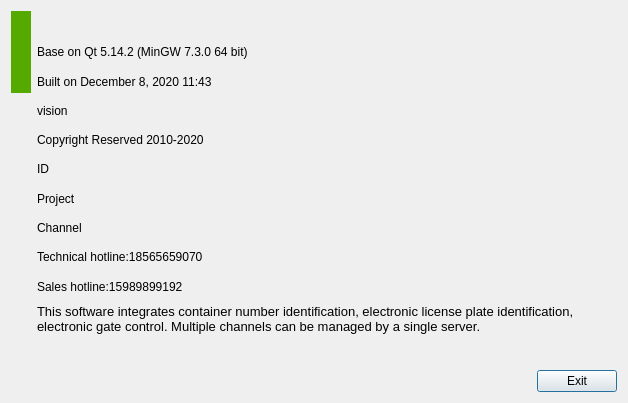
519984307/Container_Multiple_Channels_20200522, file Main/About/aboutdialog.ui: the form before one commit.
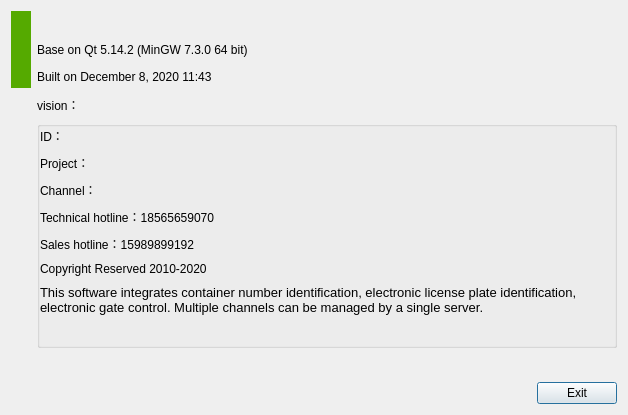
The form after the commit. Icons and pictures are not drawn.

What changed in the file:
```diff
--- a/Main/About/aboutdialog.ui
+++ b/Main/About/aboutdialog.ui
@@ -7,7 +7,7 @@
     <x>0</x>
     <y>0</y>
     <width>628</width>
-    <height>403</height>
+    <height>415</height>
    </rect>
   </property>
   <property name="windowTitle">
@@ -17,7 +17,176 @@
    <iconset resource="../ico.qrc">
     <normaloff>:/UI_ICO/ICO/ICO.ico</normaloff>:/UI_ICO/ICO/ICO.ico</iconset>
   </property>
-  <layout class="QGridLayout" name="gridLayout">
+  <layout class="QGridLayout" name="gridLayout_2">
+   <item row="4" column="2" colspan="2">
+    <widget class="QGroupBox" name="msg_groupBox">
+     <property name="title">
+      <string/>
+     </property>
+     <layout class="QGridLayout" name="gridLayout">
+      <property name="leftMargin">
+       <number>0</number>
+      </property>
+      <property name="topMargin">
+       <number>0</number>
+      </property>
+      <property name="rightMargin">
+       <number>0</number>
+      </property>
+      <property name="bottomMargin">
+       <number>0</number>
+      </property>
+      <property name="horizontalSpacing">
+       <number>0</number>
+      </property>
+      <property name="verticalSpacing">
+       <number>9</number>
+      </property>
+      <item row="2" column="0">
+       <layout class="QHBoxLayout" name="horizontalLayout_3" stretch="0,1">
+        <property name="spacing">
+         <number>10</number>
+        </property>
+        <item>
+         <widget class="QLabel" name="label_8">
+          <property name="text">
+           <string>ID：</string>
+          </property>
+         </widget>
+        </item>
+        <item>
+         <widget class="QLabel" name="ID_label">
+          <property name="text">
+           <string/>
+          </property>
+         </widget>
+        </item>
+       </layout>
+      </item>
+      <item row="3" column="0">
+       <layout class="QHBoxLayout" name="horizontalLayout_4" stretch="0,1">
+        <item>
+         <widget class="QLabel" name="label_9">
+          <property name="text">
+           <string>Project：</string>
+          </property>
+         </widget>
+        </item>
+        <item>
+         <widget class="QLabel" name="Project_label">
+          <property name="text">
+           <string/>
+          </property>
+         </widget>
+        </item>
+       </layout>
+      </item>
+      <item row="5" column="0">
+       <widget class="QLabel" name="label_4">
+        <property name="text">
+         <string>Technical hotline：18565659070</string>
+        </property>
+       </widget>
+      </item>
+      <item row="6" column="0">
+       <widget class="QLabel" name="label_7">
+        <property name="text">
+         <string>Sales hotline：15989899192</string>
+        </property>
+       </widget>
+      </item>
+      <item row="4" column="0">
+       <layout class="QHBoxLayout" name="horizontalLayout_5" stretch="0,1">
+        <item>
+         <widget class="QLabel" name="label_10">
+          <property name="text">
+           <string>Channel：</string>
+          </property>
+         </widget>
+        </item>
+        <item>
+         <widget class="QLabel" name="Channel_label">
+          <property name="text">
+           <string/>
+          </property>
+         </widget>
+        </item>
+       </layout>
+      </item>
+      <item row="8" column="0">
+       <widget class="QLabel" name="label_6">
+        <property name="font">
+         <font>
+          <pointsize>10</pointsize>
+         </font>
+        </property>
+        <property name="text">
+         <string>This software integrates container number identification, electronic license plate identification, electronic gate control. Multiple channels can be managed by a single server.
+
+</string>
+        </property>
+        <property name="alignment">
+         <set>Qt::AlignLeading|Qt::AlignLeft|Qt::AlignTop</set>
+        </property>
+        <property name="wordWrap">
+         <bool>true</bool>
+        </property>
+       </widget>
+      </item>
+      <item row="7" column="0">
+       <layout class="QHBoxLayout" name="horizontalLayout_2" stretch="0,1">
+        <item>
+         <widget class="QLabel" name="label_5">
+          <property name="text">
+           <string>Copyright Reserved 2010-2020 </string>
+          </property>
+         </widget>
+        </item>
+        <item>
+         <widget class="QLabel" name="copyrightLabel">
+          <property name="text">
+           <string/>
+          </property>
+         </widget>
+        </item>
+       </layout>
+      </item>
+     </layout>
+    </widget>
+   </item>
+   <item row="4" column="0" rowspan="3">
+    <spacer name="verticalSpacer">
+     <property name="orientation">
+      <enum>Qt::Vertical</enum>
+     </property>
+     <property name="sizeHint" stdset="0">
+      <size>
+       <width>20</width>
+       <height>271</height>
+      </size>
+     </property>
+    </spacer>
+   </item>
+   <item row="6" column="2">
+    <spacer name="horizontalSpacer">
+     <property name="orientation">
+      <enum>Qt::Horizontal</enum>
+     </property>
+     <property name="sizeHint" stdset="0">
+      <size>
+       <width>396</width>
+       <height>20</height>
+      </size>
+     </property>
+    </spacer>
+   </item>
+   <item row="1" column="2">
+    <widget class="QLabel" name="label_11">
+     <property name="text">
+      <string>Base on Qt 5.14.2 (MinGW 7.3.0 64 bit)</string>
+     </property>
+    </widget>
+   </item>
    <item row="0" column="0" rowspan="3">
     <widget class="QLabel" name="label">
      <property name="maximumSize">
@@ -46,7 +215,7 @@
      </property>
     </widget>
    </item>
-   <item row="0" column="1">
+   <item row="0" column="2">
     <widget class="QLabel" name="appLabel">
      <property name="font">
       <font>
@@ -60,39 +229,26 @@
      </property>
     </widget>
    </item>
-   <item row="1" column="1">
-    <widget class="QLabel" name="label_11">
-     <property name="text">
-      <string>Base on Qt 5.14.2 (MinGW 7.3.0 64 bit)</string>
-     </property>
-    </widget>
-   </item>
-   <item row="2" column="1">
+   <item row="2" column="2">
     <widget class="QLabel" name="label_2">
      <property name="text">
       <string>Built on December 8, 2020 11:43</string>
      </property>
     </widget>
    </item>
-   <item row="3" column="0" rowspan="9">
-    <spacer name="verticalSpacer">
-     <property name="orientation">
-      <enum>Qt::Vertical</enum>
+   <item row="6" column="3">
+    <widget class="QPushButton" name="pushButton">
+     <property name="text">
+      <string>Exit</string>
      </property>
-     <property name="sizeHint" stdset="0">
-      <size>
-       <width>20</width>
-       <height>271</height>
-      </size>
-     </property>
-    </spacer>
+    </widget>
    </item>
-   <item row="3" column="1">
+   <item row="3" column="2">
     <layout class="QHBoxLayout" name="horizontalLayout" stretch="0,1">
      <item>
       <widget class="QLabel" name="label_3">
        <property name="text">
-        <string>vision</string>
+        <string>vision：</string>
        </property>
       </widget>
      </item>
@@ -105,132 +261,6 @@
      </item>
     </layout>
    </item>
-   <item row="4" column="1">
-    <layout class="QHBoxLayout" name="horizontalLayout_2" stretch="0,1">
-     <item>
-      <widget class="QLabel" name="label_5">
-       <property name="text">
-        <string>Copyright Reserved 2010-2020 </string>
-       </property>
-      </widget>
-     </item>
-     <item>
-      <widget class="QLabel" name="copyrightLabel">
-       <property name="text">
-        <string/>
-       </property>
-      </widget>
-     </item>
-    </layout>
-   </item>
-   <item row="5" column="1">
-    <layout class="QHBoxLayout" name="horizontalLayout_3" stretch="0,1">
-     <item>
-      <widget class="QLabel" name="label_8">
-       <property name="text">
-        <string>ID</string>
-       </property>
-      </widget>
-     </item>
-     <item>
-      <widget class="QLabel" name="ID_label">
-       <property name="text">
-        <string/>
-       </property>
-      </widget>
-     </item>
-    </layout>
-   </item>
-   <item row="6" column="1">
-    <layout class="QHBoxLayout" name="horizontalLayout_4" stretch="0,1">
-     <item>
-      <widget class="QLabel" name="label_9">
-       <property name="text">
-        <string>Project</string>
-       </property>
-      </widget>
-     </item>
-     <item>
-      <widget class="QLabel" name="Project_label">
-       <property name="text">
-        <string/>
-       </property>
-      </widget>
-     </item>
-    </layout>
-   </item>
-   <item row="7" column="1">
-    <layout class="QHBoxLayout" name="horizontalLayout_5" stretch="0,1">
-     <item>
-      <widget class="QLabel" name="label_10">
-       <property name="text">
-        <string>Channel</string>
-       </property>
-      </widget>
-     </item>
-     <item>
-      <widget class="QLabel" name="Channel_label">
-       <property name="text">
-        <string/>
-       </property>
-      </widget>
-     </item>
-    </layout>
-   </item>
-   <item row="8" column="1">
-    <widget class="QLabel" name="label_4">
-     <property name="text">
-      <string>Technical hotline:18565659070</string>
-     </property>
-    </widget>
-   </item>
-   <item row="9" column="1">
-    <widget class="QLabel" name="label_7">
-     <property name="text">
-      <string>Sales hotline:15989899192</string>
-     </property>
-    </widget>
-   </item>
-   <item row="10" column="1" colspan="2">
-    <widget class="QLabel" name="label_6">
-     <property name="font">
-      <font>
-       <pointsize>10</pointsize>
-      </font>
-     </property>
-     <property name="text">
-      <string>This software integrates container number identification, electronic license plate identification, electronic gate control. Multiple channels can be managed by a single server.
-
-</string>
-     </property>
-     <property name="alignment">
-      <set>Qt::AlignLeading|Qt::AlignLeft|Qt::AlignTop</set>
-     </property>
-     <property name="wordWrap">
-      <bool>true</bool>
-     </property>
-    </widget>
-   </item>
-   <item row="11" column="1">
-    <spacer name="horizontalSpacer">
-     <property name="orientation">
-      <enum>Qt::Horizontal</enum>
-     </property>
-     <property name="sizeHint" stdset="0">
-      <size>
-       <width>396</width>
-       <height>20</height>
-      </size>
-     </property>
-    </spacer>
-   </item>
-   <item row="11" column="2">
-    <widget class="QPushButton" name="pushButton">
-     <property name="text">
-      <string>Exit</string>
-     </property>
-    </widget>
-   </item>
   </layout>
  </widget>
  <resources>
```
